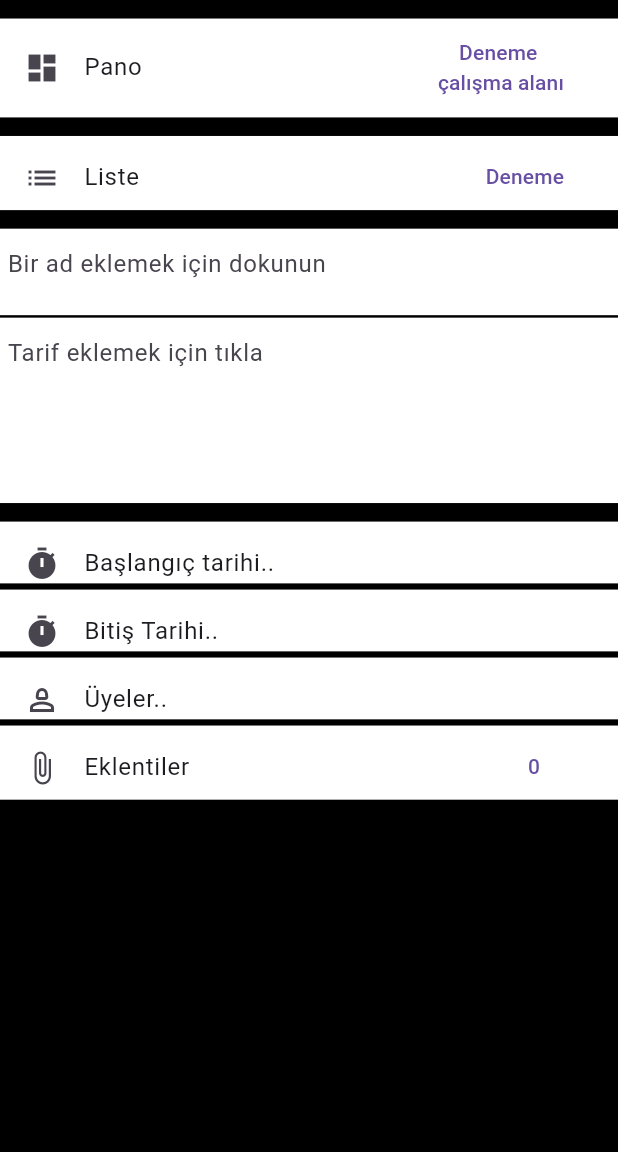
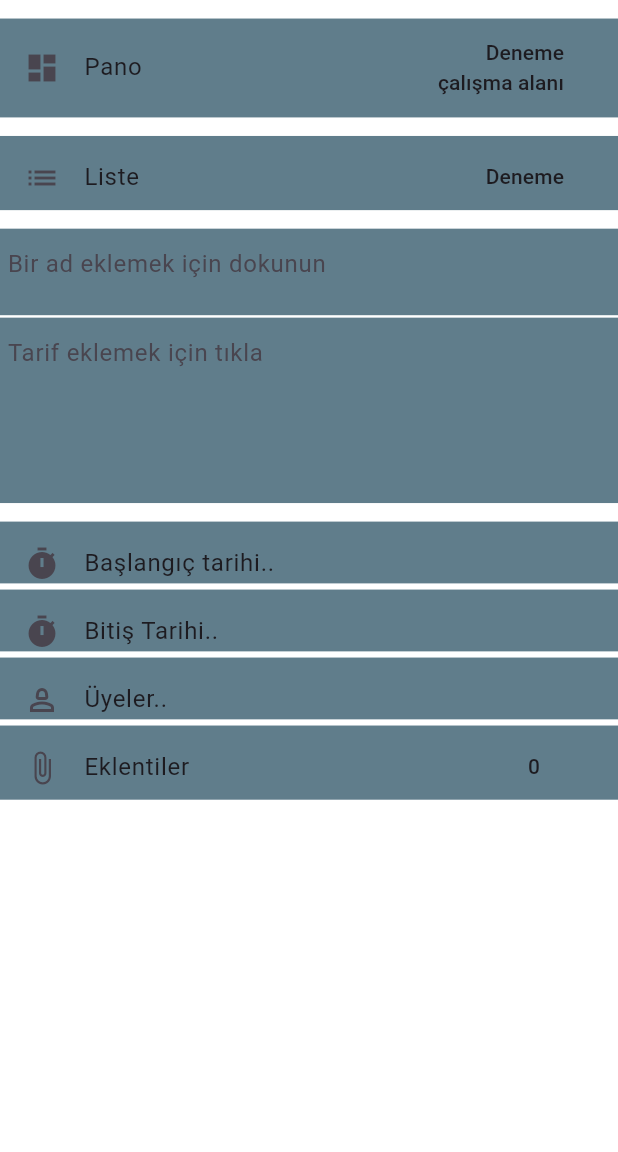
Before and after one commit to gorkemenesinci/trello_app, a Flutter app: the CreateCard screen opened directly, on a phone screen of 412 x 824 dp, the part 84-1236 px from its top. Run offline on Flutter 3.47's test engine with Material 3 defaults, Android fonts, the phone set to English and light mode, and no system bars; our stand-ins replace cloud_firestore, firebase_auth, firebase_core; accounts and stored records are empty.

Commit message:
ui update

```diff
--- a/lib/features/screens/create_card.dart
+++ b/lib/features/screens/create_card.dart
@@ -27,7 +27,7 @@
     final screenHeight = MediaQuery.of(context).size.height;
 
     return Scaffold(
-      backgroundColor: appColor.buttonForeground,
+      backgroundColor: appColor.homeBackground,
       appBar: AppBar(
         backgroundColor: appColor.backgroundColor,
         leading: IconButton(
@@ -62,9 +62,16 @@
                     TextButton(
                         onPressed: () {},
                         child: Column(
+                          crossAxisAlignment: CrossAxisAlignment.end,
                           children: [
-                            const Text("Deneme"),
-                            Text("$_username çalışma alanı"),
+                            Text(
+                              "Deneme",
+                              style: Theme.of(context).textTheme.titleSmall,
+                            ),
+                            Text(
+                              "$_username çalışma alanı",
+                              style: Theme.of(context).textTheme.titleSmall,
+                            ),
                           ],
                         ))
                   ],
@@ -81,9 +88,12 @@
                   children: [
                     TextButton(
                         onPressed: () {},
-                        child: const Column(
+                        child: Column(
                           children: [
-                            Text("Deneme"),
+                            Text(
+                              "Deneme",
+                              style: Theme.of(context).textTheme.titleSmall,
+                            ),
                           ],
                         ))
                   ],
@@ -92,13 +102,13 @@
             ),
             SizedBox(height: screenHeight * 0.015),
             Container(
-                color: Colors.white,
+                color: appColor.backgroundColor,
                 height: screenHeight * 0.07,
                 child: const CardTextfield(
                     hintText: "Bir ad eklemek için dokunun")),
             SizedBox(height: screenHeight * 0.002),
             Container(
-                color: Colors.white,
+                color: appColor.backgroundColor,
                 height: screenHeight * 0.15,
                 child:
                     const CardTextfield(hintText: "Tarif eklemek için tıkla")),
@@ -136,8 +146,13 @@
                   children: [
                     TextButton(
                         onPressed: () {},
-                        child: const Column(
-                          children: [Text("0")],
+                        child: Column(
+                          children: [
+                            Text(
+                              "0",
+                              style: Theme.of(context).textTheme.titleSmall,
+                            )
+                          ],
                         ))
                   ],
                 ),
--- a/lib/features/screens/home_screen.dart
+++ b/lib/features/screens/home_screen.dart
@@ -57,8 +57,10 @@
                     MaterialPageRoute(
                         builder: (context) => const CreateDashboard()));
               } else {
-                Navigator.push(context,
-                    MaterialPageRoute(builder: (context) => CreateCard()));
+                Navigator.push(
+                    context,
+                    MaterialPageRoute(
+                        builder: (context) => const CreateCard()));
               }
             },
             itemBuilder: (BuildContext context) {
--- a/lib/features/widgets/card_container.dart
+++ b/lib/features/widgets/card_container.dart
@@ -9,7 +9,7 @@
   @override
   Widget build(BuildContext context) {
     return Container(
-      color: appColor.loginText,
+      color: appColor.backgroundColor,
       width: double.infinity,
       alignment: Alignment.center,
       height: height,
--- a/lib/features/widgets/visibility_container.dart
+++ b/lib/features/widgets/visibility_container.dart
@@ -14,7 +14,7 @@
     return Container(
       width: double.infinity,
       height: screenHeight * 0.15,
-      color: appColor.homeBackground,
+      color: appColor.buttonBackground,
       child: Padding(
         padding: const EdgeInsets.all(4.0),
         child: Column(
--- a/lib/models/colors.dart
+++ b/lib/models/colors.dart
@@ -5,7 +5,7 @@
   Color buttonBackground = const Color.fromARGB(255, 18, 79, 126);
   Color buttonForeground = Colors.black;
   Color loginText = Colors.white;
-  Color homeBackground = Colors.black45;
+  Color homeBackground = Colors.white24;
   Color panobuttonBackground = Colors.deepPurple;
   Color textfieldHintText = Colors.white38;
 }
```
